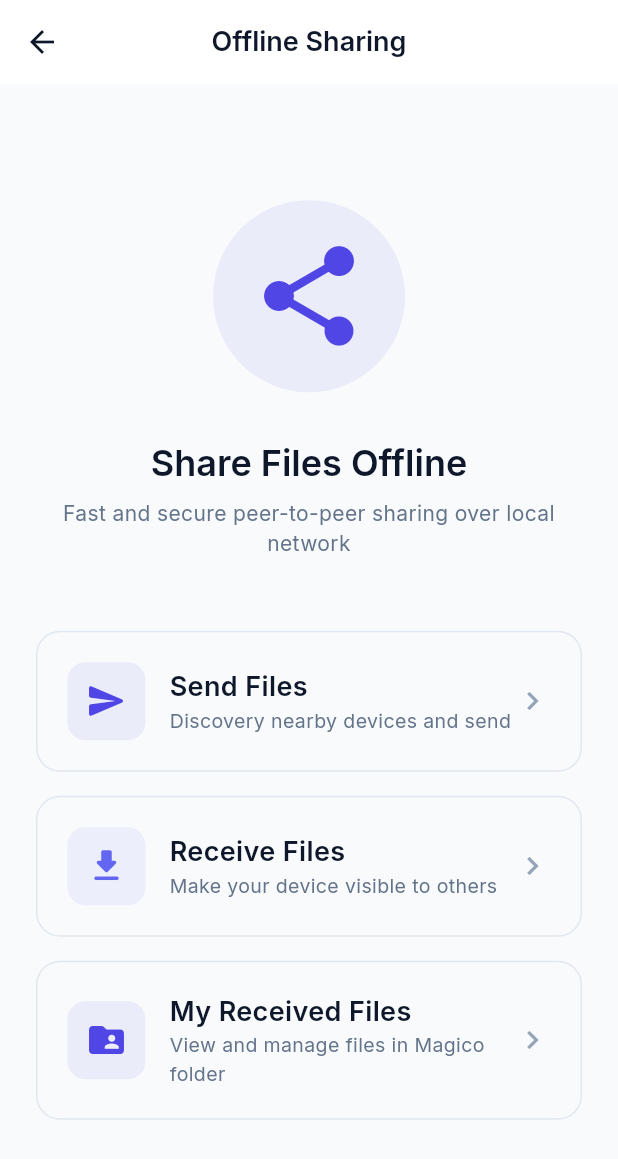
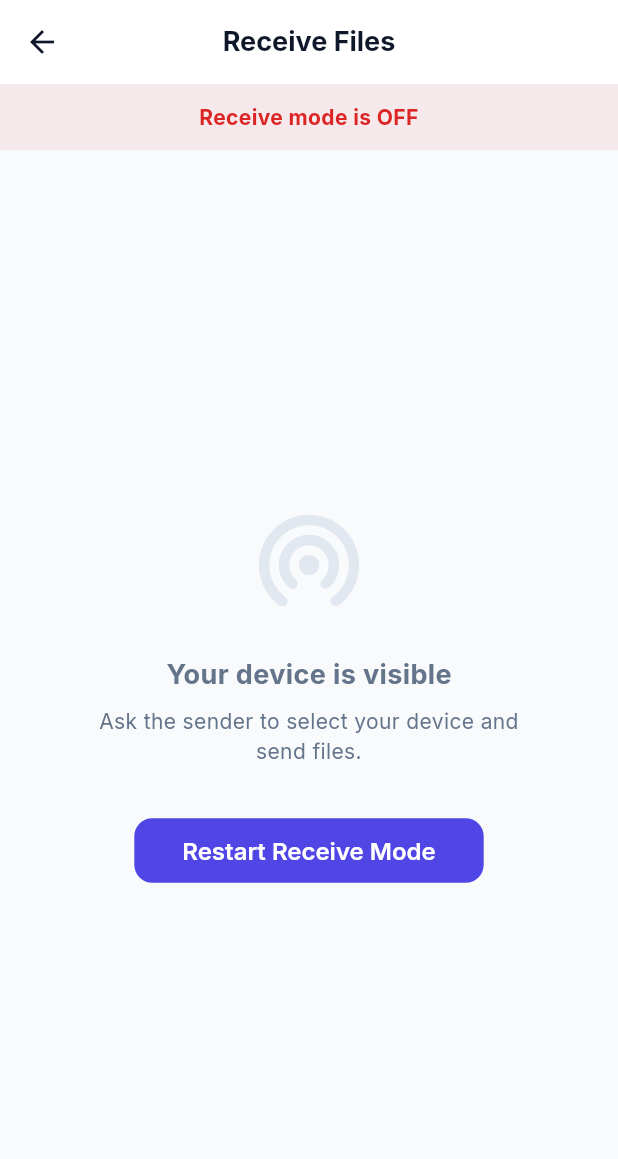
Before and after one commit to MD-ISTYAK/shop_radar, a Flutter app: the SharingHomeScreen screen opened by its route, after a tap on "Receive Files", on a phone screen of 412 x 824 dp. Shown: the top 1159 px of the screen. Run offline on Flutter 3.47's test engine with Material 3 defaults, Android fonts, the phone set to English and light mode, and no system bars; our stand-ins replace cached_network_image, dio, file_picker, firebase_core, firebase_crashlytics, firebase_messaging and 17 more; missing offline and left inert: mobile_scanner, network_info_plus; accounts and stored records are empty.

Commit message:
p2p changed

```diff
--- /dev/null
+++ b/store_for_me/lib/features/sharing/presentation/screens/receive_screen.dart
@@ -0,0 +1,398 @@
+import 'package:flutter/material.dart';
+import 'package:flutter_riverpod/flutter_riverpod.dart';
+import 'package:permission_handler/permission_handler.dart';
+import '../../../../core/theme/app_theme.dart';
+import '../providers/sharing_provider.dart';
+import '../../data/models/sharing_models.dart';
+import '../../../../presentation/providers/auth_provider.dart';
+
+class ReceiveScreen extends ConsumerStatefulWidget {
+  const ReceiveScreen({super.key});
+
+  @override
+  ConsumerState<ReceiveScreen> createState() => _ReceiveScreenState();
+}
+
+class _ReceiveScreenState extends ConsumerState<ReceiveScreen> {
+  bool _permissionsGranted = false;
+
+  @override
+  void initState() {
+    super.initState();
+    _checkPermissions();
+  }
+
+  Future<void> _checkPermissions() async {
+    final status = await Permission.storage.request();
+    if (status.isGranted) {
+      setState(() => _permissionsGranted = true);
+      _initReceive();
+    } else if (status.isPermanentlyDenied) {
+      _showPermissionDeniedDialog();
+    } else {
+      // Re-request once
+      final retryStatus = await Permission.storage.request();
+      if (retryStatus.isGranted) {
+        setState(() => _permissionsGranted = true);
+        _initReceive();
+      }
+    }
+  }
+
+  void _showPermissionDeniedDialog() {
+    showDialog(
+      context: context,
+      builder: (context) => AlertDialog(
+        title: const Text('Storage Permission Required'),
+        content: const Text('To receive and save files, please grant storage permission in app settings.'),
+        actions: [
+          TextButton(onPressed: () => Navigator.pop(context), child: const Text('Cancel')),
+          TextButton(
+            onPressed: () {
+              openAppSettings();
+              Navigator.pop(context);
+            },
+            child: const Text('Settings'),
+          ),
+        ],
+      ),
+    );
+  }
+
+  void _initReceive() {
+    WidgetsBinding.instance.addPostFrameCallback((_) {
+      final authState = ref.read(authProvider);
+      final myName = authState.user?.name ?? 'Shop Radar User';
+      ref.read(sharingProvider.notifier).startReceiveMode(myName);
+    });
+  }
+
+  @override
+  void dispose() {
+    // We don't stop receive mode on dispose because the user might want to continue receiving in background
+    // until they explicitly stop it or the transfer finishes.
+    super.dispose();
+  }
+
+  @override
+  Widget build(BuildContext context) {
+    final state = ref.watch(sharingProvider);
+    final transfers = state.activeTransfers.values
+        .where((t) => t.type == TransferType.download)
+        .toList()
+      ..sort((a, b) => b.id.compareTo(a.id));
+
+    return Scaffold(
+      backgroundColor: AppColors.background,
+      appBar: AppBar(
+        title: const Text('Receive Files', style: TextStyle(fontWeight: FontWeight.bold)),
+        leading: IconButton(
+          icon: const Icon(Icons.arrow_back),
+          onPressed: () {
+            if (transfers.isNotEmpty && !_allCompleted(transfers)) {
+              _showExitDialog();
+            } else {
+              Navigator.pop(context);
+            }
+          },
+        ),
+        actions: [
+          if (state.isReceiving)
+            TextButton(
+              onPressed: () => ref.read(sharingProvider.notifier).stopReceiveMode(),
+              child: const Text('Stop', style: TextStyle(color: AppColors.error)),
+            ),
+        ],
+      ),
+      body: Column(
+        children: [
+          _buildStatusBanner(state, transfers),
+          Expanded(
+            child: transfers.isEmpty
+                ? _buildEmptyState(state)
+                : ListView.builder(
+                    padding: const EdgeInsets.all(16),
+                    itemCount: transfers.length,
+                    itemBuilder: (context, index) {
+                      return _buildTransferCard(transfers[index]);
+                    },
+                  ),
+          ),
+          if (transfers.isNotEmpty && _allCompleted(transfers))
+            _buildActionFooter(),
+        ],
+      ),
+    );
+  }
+
+  bool _allCompleted(List<TransferProgress> transfers) {
+    if (transfers.isEmpty) return false;
+    return transfers.every((t) =>
+        t.status == TransferStatus.completed || t.status == TransferStatus.failed);
+  }
+
+  Widget _buildStatusBanner(SharingState state, List<TransferProgress> transfers) {
+    if (!state.isReceiving) {
+      return Container(
+        width: double.infinity,
+        padding: const EdgeInsets.all(12),
+        color: AppColors.error.withAlpha(20),
+        child: const Text(
+          'Receive mode is OFF',
+          textAlign: TextAlign.center,
+          style: TextStyle(color: AppColors.error, fontWeight: FontWeight.bold),
+        ),
+      );
+    }
+
+    if (transfers.isEmpty) {
+      return Container(
+        width: double.infinity,
+        padding: const EdgeInsets.all(12),
+        color: AppColors.success.withAlpha(20),
+        child: const Text(
+          'Ready to receive. Waiting for sender...',
+          textAlign: TextAlign.center,
+          style: TextStyle(color: AppColors.success, fontWeight: FontWeight.bold),
+        ),
+      );
+    }
+
+    final first = transfers.first;
+    return Container(
+      width: double.infinity,
+      padding: const EdgeInsets.all(16),
+      color: AppColors.primary.withAlpha(10),
+      child: Row(
+        children: [
+          const Icon(Icons.download_rounded, color: AppColors.primary),
+          const SizedBox(width: 12),
+          Expanded(
+            child: Column(
+              crossAxisAlignment: CrossAxisAlignment.start,
+              children: [
+                Text(
+                  'Receiving from ${first.peerName}',
+                  style: const TextStyle(fontWeight: FontWeight.bold),
+                ),
+                Text(
+                  '${transfers.length} files total',
+                  style: const TextStyle(fontSize: 12, color: AppColors.textSecondary),
+                ),
+              ],
+            ),
+          ),
+          if (!_allCompleted(transfers))
+            const SizedBox(
+              width: 16,
+              height: 16,
+              child: CircularProgressIndicator(strokeWidth: 2),
+            ),
+        ],
+      ),
+    );
+  }
+
+  Widget _buildEmptyState(SharingState state) {
+    if (!_permissionsGranted) {
+      return Center(
+        child: Column(
+          mainAxisAlignment: MainAxisAlignment.center,
+          children: [
+            const Icon(Icons.security_rounded, size: 80, color: AppColors.error),
+            const SizedBox(height: 24),
+            const Text(
+              'Permission Required',
+              style: TextStyle(fontSize: 18, fontWeight: FontWeight.bold),
+            ),
+            const SizedBox(height: 8),
+            const Padding(
+              padding: EdgeInsets.symmetric(horizontal: 48),
+              child: Text(
+                'Storage permission is needed to save incoming files to your device.',
+                textAlign: TextAlign.center,
+              ),
+            ),
+            const SizedBox(height: 32),
+            ElevatedButton(
+              onPressed: _checkPermissions,
+              child: const Text('Grant Permission'),
+            ),
+          ],
+        ),
+      );
+    }
+
+    return Center(
+      child: Column(
+        mainAxisAlignment: MainAxisAlignment.center,
+        children: [
+          const Icon(Icons.wifi_tethering_rounded, size: 80, color: AppColors.divider),
+          const SizedBox(height: 24),
+          const Text(
+            'Your device is visible',
+            style: TextStyle(fontSize: 18, fontWeight: FontWeight.bold),
+          ),
+          const SizedBox(height: 8),
+          Padding(
+            padding: const EdgeInsets.symmetric(horizontal: 48),
+            child: Text(
+              'Ask the sender to select your device and send files.',
+              textAlign: TextAlign.center,
+              style: TextStyle(color: AppColors.textSecondary),
+            ),
+          ),
+          const SizedBox(height: 32),
+          if (!state.isReceiving)
+            ElevatedButton(
+              onPressed: _initReceive,
+              style: ElevatedButton.styleFrom(
+                backgroundColor: AppColors.primary,
+                padding: const EdgeInsets.symmetric(horizontal: 32, vertical: 12),
+              ),
+              child: const Text('Restart Receive Mode'),
+            ),
+        ],
+      ),
+    );
+  }
+
+  Widget _buildTransferCard(TransferProgress transfer) {
+    final isDone = transfer.status == TransferStatus.completed;
+    final isFailed = transfer.status == TransferStatus.failed;
+
+    return Card(
+      margin: const EdgeInsets.only(bottom: 12),
+      shape: RoundedRectangleBorder(
+        borderRadius: BorderRadius.circular(12),
+        side: BorderSide(
+          color: isDone ? AppColors.success.withAlpha(100) : AppColors.divider.withAlpha(50),
+        ),
+      ),
+      child: Padding(
+        padding: const EdgeInsets.all(12),
+        child: Column(
+          children: [
+            Row(
+              children: [
+                _getStatusIcon(transfer.status),
+                const SizedBox(width: 12),
+                Expanded(
+                  child: Column(
+                    crossAxisAlignment: CrossAxisAlignment.start,
+                    children: [
+                      Text(
+                        transfer.fileName,
+                        maxLines: 1,
+                        overflow: TextOverflow.ellipsis,
+                        style: const TextStyle(fontWeight: FontWeight.w600),
+                      ),
+                      Text(
+                        '${(transfer.bytesSent / (1024 * 1024)).toStringAsFixed(1)} / ${(transfer.totalBytes / (1024 * 1024)).toStringAsFixed(1)} MB',
+                        style: const TextStyle(fontSize: 12, color: AppColors.textSecondary),
+                      ),
+                    ],
+                  ),
+                ),
+                if (!isDone && !isFailed)
+                  Text(
+                    '${(transfer.speed / 1024).toStringAsFixed(1)} MB/s',
+                    style: const TextStyle(fontSize: 12, fontWeight: FontWeight.bold),
+                  ),
+              ],
+            ),
+            const SizedBox(height: 12),
+            ClipRRect(
+              borderRadius: BorderRadius.circular(4),
+              child: LinearProgressIndicator(
+                value: transfer.progress,
+                minHeight: 6,
+                backgroundColor: AppColors.divider.withAlpha(100),
+                valueColor: AlwaysStoppedAnimation<Color>(
+                  isDone ? AppColors.success : (isFailed ? AppColors.error : AppColors.primary),
+                ),
+              ),
+            ),
+          ],
+        ),
+      ),
+    );
+  }
+
+  Widget _getStatusIcon(TransferStatus status) {
+    switch (status) {
+      case TransferStatus.completed:
+        return const Icon(Icons.check_circle, color: AppColors.success, size: 24);
+      case TransferStatus.failed:
+        return const Icon(Icons.error, color: AppColors.error, size: 24);
+      case TransferStatus.receiving:
+      case TransferStatus.sending:
+        return const Icon(Icons.downloading, color: AppColors.primary, size: 24);
+      default:
+        return const Icon(Icons.schedule, color: AppColors.divider, size: 24);
+    }
+  }
+
+  Widget _buildActionFooter() {
+    return Container(
+      padding: const EdgeInsets.all(16),
+      decoration: BoxDecoration(
+        color: Colors.white,
+        boxShadow: [
+          BoxShadow(
+            color: Colors.black.withOpacity(0.05),
+            offset: const Offset(0, -2),
+            blurRadius: 10,
+          ),
+        ],
+      ),
+      child: Row(
+        children: [
+          Expanded(
+            child: OutlinedButton(
+              onPressed: () {
+                ref.read(sharingProvider.notifier).resetTransfer();
+                Navigator.pop(context);
+              },
+              child: const Text('Back to Home'),
+            ),
+          ),
+          const SizedBox(width: 16),
+          Expanded(
+            child: ElevatedButton(
+              onPressed: () {
+                ref.read(sharingProvider.notifier).resetTransfer();
+                Navigator.pushReplacementNamed(context, '/magico/files');
+              },
+              style: ElevatedButton.styleFrom(backgroundColor: AppColors.primary),
+              child: const Text('View Files'),
+            ),
+          ),
+        ],
+      ),
+    );
+  }
+
+  void _showExitDialog() {
+    showDialog(
+      context: context,
+      builder: (context) => AlertDialog(
+        title: const Text('Stop Receiving?'),
+        content: const Text('An active transfer is in progress. Leaving this screen might interrupt it.'),
+        actions: [
+          TextButton(
+            onPressed: () => Navigator.pop(context),
+            child: const Text('Cancel'),
+          ),
+          TextButton(
+            onPressed: () {
+              Navigator.pop(context); // Close dialog
+              Navigator.pop(context); // Go back
+            },
+            child: const Text('Stop & Exit', style: TextStyle(color: AppColors.error)),
+          ),
+        ],
+      ),
+    );
+  }
+}
--- a/store_for_me/lib/features/sharing/presentation/screens/sharing_home_screen.dart
+++ b/store_for_me/lib/features/sharing/presentation/screens/sharing_home_screen.dart
@@ -63,11 +63,7 @@ class SharingHomeScreen extends ConsumerWidget {
                 icon: Icons.download_rounded,
                 color: sharingState.isReceiving ? AppColors.success : AppColors.secondary,
                 onTap: () {
-                  if (!sharingState.isReceiving) {
-                    final authState = ref.read(authProvider);
-                    final myName = authState.user?.name ?? 'Shop Radar User';
-                    ref.read(sharingProvider.notifier).startReceiveMode(myName);
-                  }
+                  Navigator.pushNamed(context, '/sharing/receive');
                 },
               ),
               const SizedBox(height: 16),
--- a/store_for_me/lib/main.dart
+++ b/store_for_me/lib/main.dart
@@ -48,6 +48,7 @@ import 'features/sharing/presentation/screens/sharing_home_screen.dart';
 import 'features/sharing/presentation/screens/device_discovery_screen.dart';
 import 'features/sharing/presentation/screens/file_selector_screen.dart';
 import 'features/sharing/presentation/screens/file_transfer_screen.dart';
+import 'features/sharing/presentation/screens/receive_screen.dart';
 import 'dart:io';
 import 'presentation/screens/reels_screen.dart';
 import 'presentation/screens/edit_profile_screen.dart';
@@ -189,6 +190,8 @@ class ShopRadarApp extends StatelessWidget {
               files: args?['files'],
               myName: args?['myName'],
             ), settings);
+          case '/sharing/receive':
+            return _buildRoute(const ReceiveScreen(), settings);
           case '/reels':
             return _buildRoute(const ReelsScreen(), settings);
           case '/edit-profile':
```
